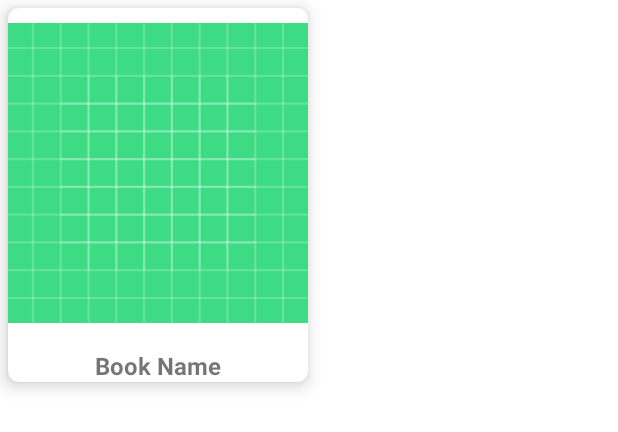
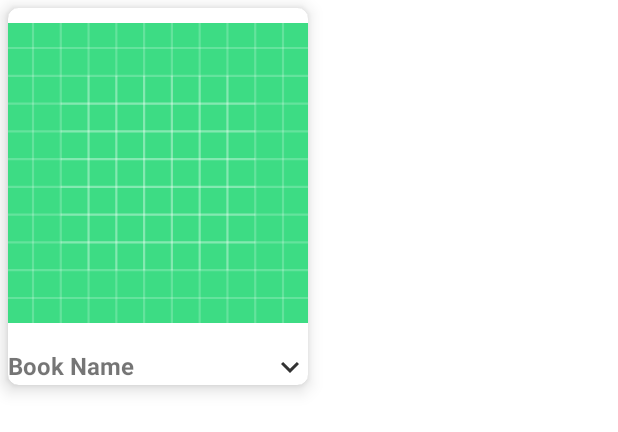
Before and after one commit to KhairulAmirinKA/Learning_App_FreeCodeCamp, an Android app: the layout library_list_item_book.xml on its own in the app's theme, with its tools: preview values and no code run, on a phone screen of 412 x 824 dp. Shown: the top 432 px of the screen. Run offline under Robolectric (Android 15) with nearby library versions, the phone set to English and light mode, and no system bars.

Commit message:
9/8. expandable card view BookActivity.java library_activity_book.xml

```diff
--- a/app/src/main/java/LibraryProject/AllBooks_Activity.java
+++ b/app/src/main/java/LibraryProject/AllBooks_Activity.java
@@ -40,6 +40,11 @@ public class AllBooks_Activity extends AppCompatActivity {
                         "https://cdn-shop.ookbee.com/Books/KarangBooks/2016/20161336/Thumbnails/Cover.jpg",
                         "A horror book", "Long Desc") );
 
+        bookArrayList.add(
+                new Book(2, "Town Mall", "Hasrudi Jawawi", 800,
+                        "https://cdn-shop.ookbee.com/Books/KarangBooks/2017/20170310072714/Thumbnails/Cover.jpg",
+                        "The mall is haunted", "this book is not very scary")   );
+
         adapter.setBookArrayList(bookArrayList);
 
 
--- /dev/null
+++ b/app/src/main/res/drawable-anydpi/ic_down_arrow.xml
@@ -0,0 +1,11 @@
+<vector xmlns:android="http://schemas.android.com/apk/res/android"
+    android:width="24dp"
+    android:height="24dp"
+    android:viewportWidth="24"
+    android:viewportHeight="24"
+    android:tint="#000000"
+    android:alpha="0.8">
+  <path
+      android:fillColor="@android:color/white"
+      android:pathData="M7.41,8.59L12,13.17l4.59,-4.58L18,10l-6,6 -6,-6 1.41,-1.41z"/>
+</vector>
--- /dev/null
+++ b/app/src/main/res/drawable-anydpi/ic_up_arrow.xml
@@ -0,0 +1,11 @@
+<vector xmlns:android="http://schemas.android.com/apk/res/android"
+    android:width="24dp"
+    android:height="24dp"
+    android:viewportWidth="24"
+    android:viewportHeight="24"
+    android:tint="#000000"
+    android:alpha="0.8">
+  <path
+      android:fillColor="@android:color/white"
+      android:pathData="M7.41,15.41L12,10.83l4.59,4.58L18,14l-6,-6 -6,6z"/>
+</vector>
--- a/app/src/main/res/layout/library_list_item_book.xml
+++ b/app/src/main/res/layout/library_list_item_book.xml
@@ -14,8 +14,9 @@
         android:layout_width="200dp"
         android:layout_height="wrap_content">
 
-        <!-- rel layout containing the image -->
+        <!-- collapsed rel layout containing the image -->
         <RelativeLayout
+            android:id="@+id/collapsedRel_Layout"
             android:layout_width="match_parent"
             android:layout_height="wrap_content">
 
@@ -32,15 +33,68 @@
                 android:textStyle="bold"
                 android:textSize="16sp"
                 android:layout_below="@+id/imgBook"
-                android:layout_centerHorizontal="true"
                 android:layout_marginTop="7dp"
                 android:id="@+id/txtBookName"/>
+
+            <!-- down arrow-->
+            <ImageView
+                android:layout_width="wrap_content"
+                android:layout_height="wrap_content"
+                android:src="@drawable/ic_down_arrow"
+                android:layout_below="@+id/imgBook"
+                android:layout_marginTop="7dp"
+                android:id="@+id/btnDownArrow"
+                android:layout_alignParentEnd="true"/>
+
+        </RelativeLayout>
+
+        <!-- expanded version-->
+        <RelativeLayout
+            android:layout_width="match_parent"
+            android:layout_height="wrap_content"
+            android:layout_below="@+id/collapsedRel_Layout"
+            android:id="@+id/expandedRel_Layout"
+            android:visibility="gone">
+
+            <TextView
+                android:layout_width="wrap_content"
+                android:layout_height="wrap_content"
+                android:text="Author:"
+                android:id="@+id/authorText"/>
+
+            <TextView
+                android:layout_width="wrap_content"
+                android:layout_height="wrap_content"
+                android:text="Maria Kajiwa"
+                android:id="@+id/txtAuthor"
+                android:layout_below="@+id/authorText"/>
+
+            <TextView
+                android:layout_width="wrap_content"
+                android:layout_height="wrap_content"
+                android:text="Short Description"
+                android:id="@+id/txtShortDesc"
+                android:layout_below="@+id/txtAuthor"
+                android:layout_marginTop="7dp"/>
+
+            <!-- add arrow-->
+            <ImageView
+                android:layout_width="wrap_content"
+                android:layout_height="wrap_content"
+                android:src="@drawable/ic_up_arrow"
+                android:layout_below="@+id/txtShortDesc"
+                android:layout_alignParentEnd="true"
+                android:id="@+id/btnUpArrow"/>
+
 
         </RelativeLayout>
 
 
-    </RelativeLayout>
 
 
 
+
+
+</RelativeLayout>
+
 </com.google.android.material.card.MaterialCardView>
```
Also changed, not shown: app/src/main/AndroidManifest.xml (+44 -41 lines), app/src/main/java/LibraryProject/Book.java (+12 -1 lines), app/src/main/java/LibraryProject/BookActivity.java (added, +76 -0 lines), app/src/main/java/LibraryProject/BookRecViewAdapter.java (+60 -0 lines), app/src/main/res/layout/library_activity_all_books.xml (+6 -4 lines), app/src/main/res/layout/library_activity_book.xml (added, +160 -0 lines), app/src/main/res/drawable-hdpi/ic_down_arrow.png (added), app/src/main/res/drawable-hdpi/ic_up_arrow.png (added), app/src/main/res/drawable-mdpi/ic_down_arrow.png (added), app/src/main/res/drawable-mdpi/ic_up_arrow.png (added), app/src/main/res/drawable-xhdpi/ic_down_arrow.png (added), app/src/main/res/drawable-xhdpi/ic_up_arrow.png (added), app/src/main/res/drawable-xxhdpi/ic_down_arrow.png (added), app/src/main/res/drawable-xxhdpi/ic_up_arrow.png (added).
